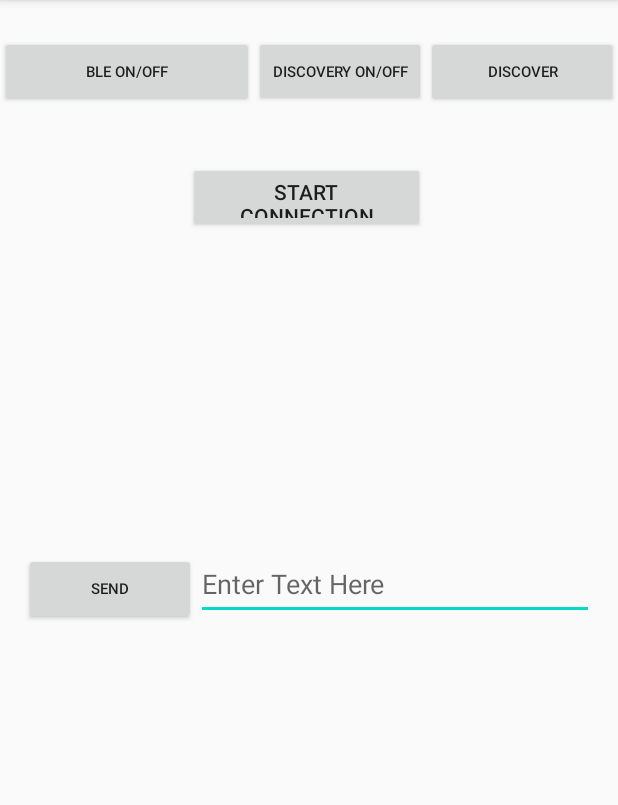
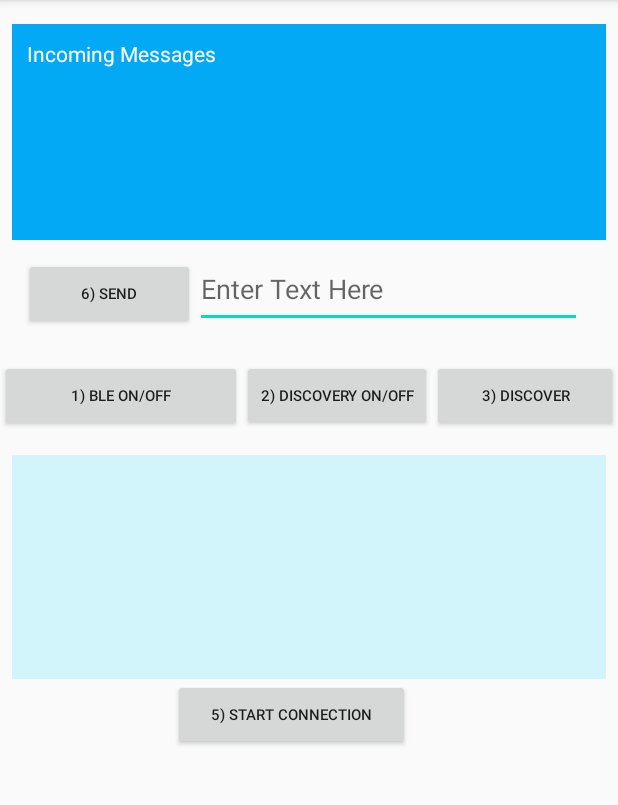
Before and after one commit to unbun/bluetoothapp-java, an Android app: the screen it shows after launch (MainActivity), on a phone screen of 412 x 824 dp, the part 84-889 px from its top. Run offline under Robolectric (Android 15) with nearby library versions, the phone set to English and light mode, and no system bars.

Commit message:
all basic reading and writing done

```diff
--- a/app/build.gradle
+++ b/app/build.gradle
@@ -26,6 +26,7 @@ dependencies {
     implementation fileTree(dir: "libs", include: ["*.jar"])
     implementation 'androidx.appcompat:appcompat:1.1.0'
     implementation 'androidx.constraintlayout:constraintlayout:1.1.3'
+    implementation 'androidx.localbroadcastmanager:localbroadcastmanager:1.0.0'
     testImplementation 'junit:junit:4.12'
     androidTestImplementation 'androidx.test.ext:junit:1.1.1'
     androidTestImplementation 'androidx.test.espresso:espresso-core:3.2.0'
--- a/app/src/main/java/athelas/javableapp/BluetoothConnectionService.java
+++ b/app/src/main/java/athelas/javableapp/BluetoothConnectionService.java
@@ -6,8 +6,11 @@ import android.bluetooth.BluetoothDevice;
 import android.bluetooth.BluetoothServerSocket;
 import android.bluetooth.BluetoothSocket;
 import android.content.Context;
+import android.content.Intent;
 import android.os.ParcelUuid;
 import android.util.Log;
+
+import androidx.localbroadcastmanager.content.LocalBroadcastManager;
 
 import java.io.IOException;
 import java.io.InputStream;
@@ -245,6 +248,12 @@ public class BluetoothConnectionService {
                     bytes = mmInStream.read(buffer);
                     String incomingMessage = new String(buffer, 0, bytes);
                     Log.d(TAG, "InputStream: " + incomingMessage);
+
+                    // Send the message to the TextView with an Intent
+                    Intent msgIntent = new Intent("incomingMessage");
+                    msgIntent.putExtra("data", incomingMessage);
+                    LocalBroadcastManager.getInstance(mContext).sendBroadcast(msgIntent);
+
                 } catch (IOException e) {
                     Log.e(TAG, "write: Error reading Input Stream. " + e.getMessage() );
                     break;
--- a/app/src/main/java/athelas/javableapp/MainActivity.java
+++ b/app/src/main/java/athelas/javableapp/MainActivity.java
@@ -1,6 +1,7 @@
 package athelas.javableapp;
 
 import androidx.appcompat.app.AppCompatActivity;
+import androidx.localbroadcastmanager.content.LocalBroadcastManager;
 
 import android.os.Bundle;
 import android.Manifest;
@@ -18,6 +19,7 @@ import android.widget.AdapterView;
 import android.widget.Button;
 import android.widget.EditText;
 import android.widget.ListView;
+import android.widget.TextView;
 
 import java.nio.charset.Charset;
 import java.util.ArrayList;
@@ -44,7 +46,9 @@ public class MainActivity extends AppCompatActivity implements AdapterView.OnIte
     Button btnStartConnection;
     Button btnSend;
     EditText etSend;
+    TextView tvIncomingMessages;
 
+    StringBuilder readMessages;
     public ArrayList<BluetoothDevice> mBTDevicesList;
     public DeviceListAdapter mDeviceListAdapter;
     ListView lvNewDevices;
@@ -153,12 +157,37 @@ public class MainActivity extends AppCompatActivity implements AdapterView.OnIte
         }
     };
 
+    private BroadcastReceiver mReadReciever = new BroadcastReceiver() {
+        @Override
+        public void onReceive(Context context, Intent intent) {
+            String text = intent.getStringExtra("data");
+
+            // asynchronized problems require some kind of "end of file" message
+            // to make sure the whole message gets through and is displayed properly
+            boolean completedMessage = false;
+            readMessages.append(text);
+            if(readMessages.toString().endsWith("EOF")){
+                readMessages.setLength(readMessages.length() - 3);
+                completedMessage = true;
+            }
+
+            tvIncomingMessages.setText(readMessages);
+
+            if(completedMessage) {
+                readMessages = new StringBuilder();
+            }
+
+
+        }
+    };
+
 
     @Override
     protected void onCreate(Bundle savedInstanceState) {
         super.onCreate(savedInstanceState);
         setContentView(R.layout.activity_main);
         mBTDevicesList = new ArrayList<>();
+        readMessages = new StringBuilder();
 
         // UI Elements
         Button btnOnOff = (Button) findViewById(R.id.enableDisableBT);
@@ -167,7 +196,10 @@ public class MainActivity extends AppCompatActivity implements AdapterView.OnIte
         btnStartConnection = (Button) findViewById(R.id.btnStartConnection);
         btnSend = (Button) findViewById(R.id.btnSend);
         etSend = (EditText) findViewById(R.id.editText);
+        tvIncomingMessages = (TextView) findViewById(R.id.incomingMessages);
 
+        //Use local broadcast manager to recieve incoming messages
+        LocalBroadcastManager.getInstance(this).registerReceiver(mReadReciever, new IntentFilter("incomingMessage"));
 
         //Broadcastes when bond state changes (i.e. pairing)
         IntentFilter filter = new IntentFilter(BluetoothDevice.ACTION_BOND_STATE_CHANGED);
@@ -197,6 +229,8 @@ public class MainActivity extends AppCompatActivity implements AdapterView.OnIte
             public void onClick(View view) {
                 byte[] bytes = etSend.getText().toString().getBytes(Charset.defaultCharset());
                 mBTConnection.write(bytes);
+
+                etSend.setText("");
             }
         });
     }
@@ -258,6 +292,11 @@ public class MainActivity extends AppCompatActivity implements AdapterView.OnIte
     }
 
     public void btDiscover(View view) {
+        mBTDevicesList = new ArrayList<>();
+        mDeviceListAdapter = new DeviceListAdapter(MainActivity.this, R.layout.device_adapter_view, mBTDevicesList);
+        lvNewDevices.setAdapter(mDeviceListAdapter);
+
+
         Log.d(TAG, "btDiscover: Looking for unpaired devices.");
 
         if(mBtAdapter.isDiscovering()) {
--- a/app/src/main/res/layout/activity_main.xml
+++ b/app/src/main/res/layout/activity_main.xml
@@ -11,20 +11,20 @@
         android:id="@+id/enableDisableBT"
         android:layout_width="0dp"
         android:layout_height="wrap_content"
-        android:layout_marginTop="24dp"
+        android:layout_marginTop="20dp"
         android:text="@string/toggle_bt"
         android:textSize="10sp"
         app:layout_constraintEnd_toStartOf="@+id/enableDisableDiscoverable"
         app:layout_constraintHorizontal_bias="0.0"
         app:layout_constraintStart_toStartOf="parent"
-        app:layout_constraintTop_toTopOf="parent" />
+        app:layout_constraintTop_toBottomOf="@+id/btnSend" />
 
     <Button
         android:id="@+id/enableDisableDiscoverable"
         android:layout_width="0dp"
         android:layout_height="47dp"
-        android:layout_marginEnd="128dp"
-        android:layout_marginRight="128dp"
+        android:layout_marginEnd="124dp"
+        android:layout_marginRight="124dp"
         android:onClick="enableDisableDiscoverability"
         android:text="@string/toggle_discovery"
         android:textSize="10sp"
@@ -44,26 +44,31 @@
 
     <ListView
         android:id="@+id/lvNewDevices"
-        android:layout_width="333dp"
+        android:layout_width="0dp"
         android:layout_height="149dp"
         android:layout_below="@id/btnFindUnpairedDevices"
-        android:layout_marginTop="20dp"
+        android:layout_marginStart="8dp"
+        android:layout_marginLeft="8dp"
+        android:layout_marginTop="16dp"
+        android:layout_marginEnd="8dp"
+        android:layout_marginRight="8dp"
+        android:background="#D1F5FA"
         app:layout_constraintEnd_toEndOf="parent"
+        app:layout_constraintHorizontal_bias="0.0"
         app:layout_constraintStart_toStartOf="parent"
-        app:layout_constraintTop_toBottomOf="@+id/btnStartConnection" />
+        app:layout_constraintTop_toBottomOf="@+id/enableDisableDiscoverable" />
 
     <Button
         android:id="@+id/btnStartConnection"
         android:layout_width="158dp"
         android:layout_height="47dp"
         android:layout_below="@+id/btnFindUnpairedDevices"
-        android:layout_marginTop="36dp"
         android:text="@string/start_connection"
-        android:textSize="14sp"
+        android:textSize="10sp"
         app:layout_constraintEnd_toEndOf="parent"
-        app:layout_constraintHorizontal_bias="0.494"
+        app:layout_constraintHorizontal_bias="0.455"
         app:layout_constraintStart_toStartOf="parent"
-        app:layout_constraintTop_toBottomOf="@+id/enableDisableBT" />
+        app:layout_constraintTop_toBottomOf="@+id/lvNewDevices" />
 
     <Button
         android:id="@+id/btnSend"
@@ -72,7 +77,7 @@
         android:layout_below="@+id/lvNewDevices"
         android:layout_marginStart="16dp"
         android:layout_marginLeft="16dp"
-        android:layout_marginTop="44dp"
+        android:layout_marginTop="12dp"
         android:layout_toEndOf="@+id/editText"
         android:layout_toRightOf="@+id/editText"
         android:text="@string/send"
@@ -80,20 +85,43 @@
         app:layout_constraintEnd_toStartOf="@+id/editText"
         app:layout_constraintHorizontal_bias="0.0"
         app:layout_constraintStart_toStartOf="parent"
-        app:layout_constraintTop_toBottomOf="@+id/lvNewDevices" />
+        app:layout_constraintTop_toBottomOf="@+id/incomingMessages" />
 
     <EditText
         android:id="@+id/editText"
-        android:layout_width="265dp"
-        android:layout_height="47dp"
+        android:layout_width="258dp"
+        android:layout_height="51dp"
         android:layout_below="@+id/lvNewDevices"
         android:layout_alignParentStart="true"
-        android:layout_marginEnd="16dp"
-        android:layout_marginRight="16dp"
+        android:layout_marginEnd="24dp"
+        android:layout_marginRight="24dp"
         android:autofillHints=""
         android:hint="@string/enter_text_here"
         android:inputType="date|textUri|textShortMessage|textLongMessage|textAutoCorrect|numberSigned|textVisiblePassword|textWebEditText|textMultiLine|textNoSuggestions|textFilter|number|datetime|textWebEmailAddress|textPersonName|text|textPhonetic|textCapSentences|textPassword|textAutoComplete|textImeMultiLine|textPostalAddress|numberDecimal|textEmailAddress|numberPassword|textCapWords|phone|textEmailSubject|textCapCharacters|time|textWebPassword"
         app:layout_constraintBaseline_toBaselineOf="@+id/btnSend"
-        app:layout_constraintEnd_toEndOf="parent" />
+        app:layout_constraintEnd_toEndOf="parent"
+        android:layout_alignParentLeft="true" />
+
+    <TextView
+        android:id="@+id/incomingMessages"
+        android:layout_width="0dp"
+        android:layout_height="144dp"
+        android:layout_marginStart="8dp"
+        android:layout_marginLeft="8dp"
+        android:layout_marginTop="16dp"
+        android:layout_marginEnd="8dp"
+        android:layout_marginRight="8dp"
+        android:background="#03A9F4"
+        android:paddingTop="10dp"
+        android:paddingLeft="10dp"
+        android:paddingBottom="10dp"
+        android:paddingRight="10dp"
+        android:text="@string/incoming_messages"
+        android:textColor="#FFFFFF"
+        app:layout_constraintEnd_toEndOf="parent"
+        app:layout_constraintHorizontal_bias="0.0"
+        app:layout_constraintStart_toStartOf="parent"
+        app:layout_constraintTop_toTopOf="parent" />
+
 
 </androidx.constraintlayout.widget.ConstraintLayout>
--- a/app/src/main/res/values/strings.xml
+++ b/app/src/main/res/values/strings.xml
@@ -2,12 +2,13 @@
     <string name="app_name">athelas BLE Java</string>
     <string name="bluetooth_off">Bluetooth OFF</string>
     <string name="bluetooth_on">Bluetooth ON</string>
-    <string name="toggle_bt">BLE On/OFF</string>
-    <string name="toggle_discovery">Discovery On/Off</string>
-    <string name="discover">Discover</string>
-    <string name="start_connection">Start Connection</string>
+    <string name="toggle_bt">1) BLE On/OFF</string>
+    <string name="toggle_discovery">2) Discovery On/Off</string>
+    <string name="discover">3) Discover</string>
+    <string name="start_connection">5) Start Connection</string>
     <string name="enter_text_here">Enter Text Here</string>
-    <string name="send">SEND</string>
+    <string name="send">6) SEND</string>
+    <string name="incoming_messages">Incoming Messages</string>
 
     <string-array name="devices">
         <item>None (retract arm)</item>
```
Also changed, not shown: 2 other files.
